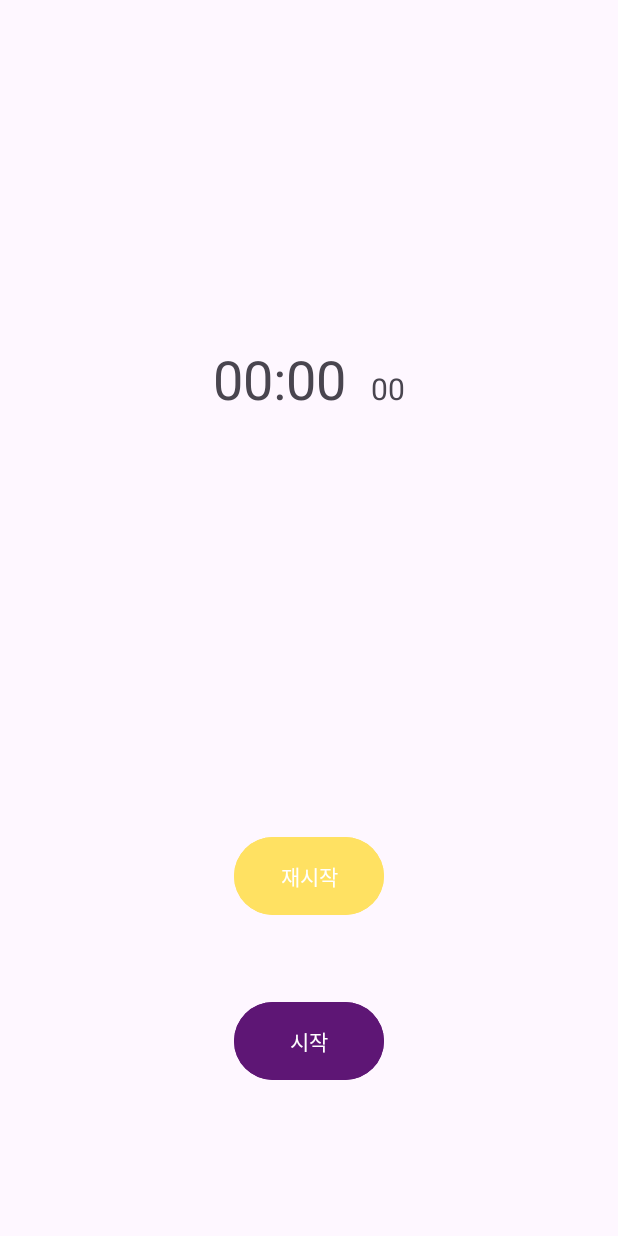
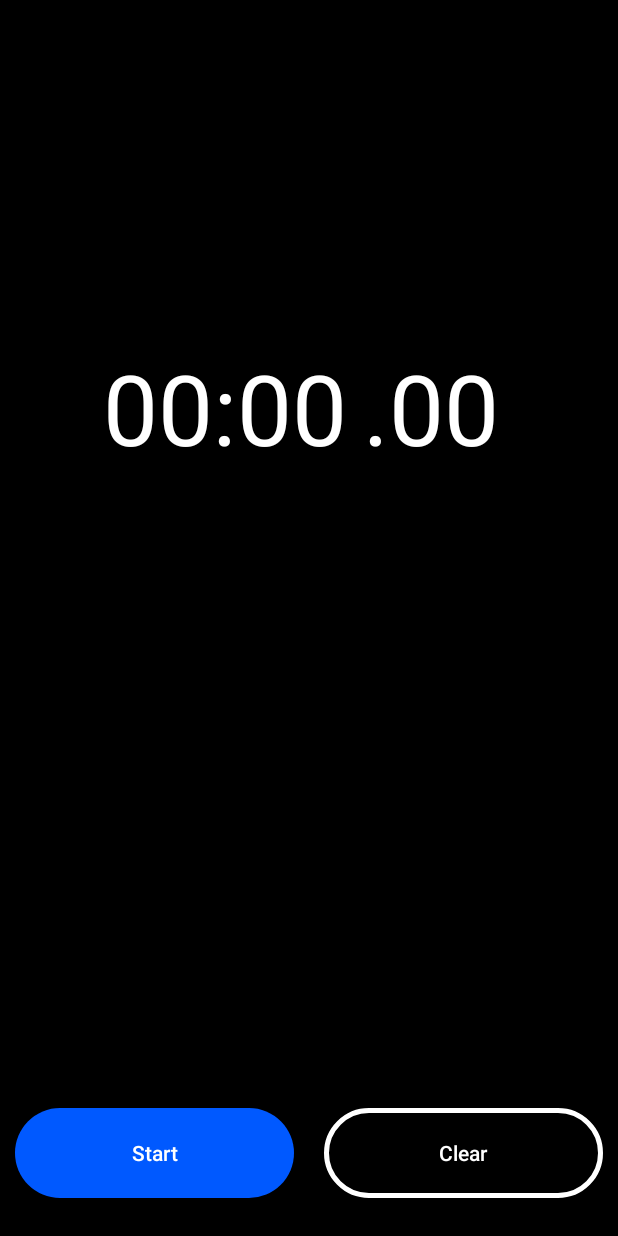
Before and after one commit to Taewoo-HN/MyStopWatch, an Android app: the screen it shows after launch (MainActivity before the commit, UpdatedMainActivity after it), on a phone screen of 412 x 824 dp. Run offline under Robolectric (Android 15) with nearby library versions, the phone set to English and light mode, and no system bars.

Commit message:
design updated

```diff
--- a/app/src/main/AndroidManifest.xml
+++ b/app/src/main/AndroidManifest.xml
@@ -15,6 +15,10 @@
         <activity
             android:name=".MainActivity"
             android:exported="true">
+        </activity>
+        <activity
+            android:name=".UpdatedMainActivity"
+            android:exported="true">
             <intent-filter>
                 <action android:name="android.intent.action.MAIN" />
 
--- /dev/null
+++ b/app/src/main/java/com/example/mystopwatch/UpdatedMainActivity.kt
@@ -0,0 +1,89 @@
+package com.example.mystopwatch
+
+import android.os.Bundle
+import android.view.View
+import android.widget.Button
+import android.widget.TextView
+import androidx.appcompat.app.AppCompatActivity
+import java.util.Timer
+import kotlin.concurrent.timer
+
+class UpdatedMainActivity : AppCompatActivity(), View.OnClickListener {
+    private lateinit var btn_start: Button
+    private lateinit var btn_restart: Button
+    private lateinit var tv_min: TextView
+    private lateinit var tv_sec: TextView
+    private lateinit var tv_millisec: TextView
+
+    private var timer: Timer? = null;
+    private var isRunning = false
+    private var time = 0
+
+    override fun onCreate(savedInstanceState: Bundle?) {
+
+        super.onCreate(savedInstanceState)
+        setContentView(R.layout.activity_main_update)
+        btn_start = findViewById<Button>(R.id.btn_str)
+        btn_restart = findViewById<Button>(R.id.btn_restart)
+        tv_min = findViewById<TextView>(R.id.tv_minute)
+        tv_sec = findViewById<TextView>(R.id.tv_seconds)
+        tv_millisec = findViewById<TextView>(R.id.tv_millisec)
+
+        btn_start.setOnClickListener(this)
+        btn_restart.setOnClickListener(this)
+    }
+
+    override fun onClick(view: View?) {
+        when (view?.id) {
+            R.id.btn_str -> {
+                if (isRunning) {
+                    pause()
+                } else {
+                    start()
+                }
+            }
+
+            R.id.btn_restart -> {
+                refresh()
+            }
+        }
+    }
+
+    private fun start() {
+        btn_start.text = getString(R.string.btn_stop)
+        isRunning = true
+
+        timer = timer(period = 10) {
+            // 1000 ms = 1 s
+            time++
+            val miliSec = time % 100
+            val sec = (time % 6000) / 100
+            val min = time / 6000
+
+            runOnUiThread {
+                if (isRunning) {
+                    tv_millisec.text = if (miliSec < 10) ".0${miliSec}" else ".${miliSec}"
+                    tv_sec.text = if (sec < 10) ":0${sec}" else ":${sec}"
+                    tv_min.text = if (min<10)  "0${min}" else "${min}"
+                }
+            }
+        }
+    }
+
+    private fun pause() {
+        btn_start.text = getString(R.string.btn_start)
+        isRunning = false
+        timer?.cancel()
+    }
+
+    private fun refresh() {
+        timer?.cancel()
+        btn_start.text = getString(R.string.btn_start)
+        isRunning = false
+
+        time = 0
+        tv_min.text = "00"
+        tv_sec.text = ":00"
+        tv_millisec.text = ",00"
+    }
+}
--- /dev/null
+++ b/app/src/main/res/drawable/btn_black.xml
@@ -0,0 +1,9 @@
+<?xml version="1.0" encoding="utf-8"?>
+<shape xmlns:android="http://schemas.android.com/apk/res/android">
+    <solid android:color="@color/black" />
+    <corners android:radius="30dp"  />
+    <stroke
+        android:width="3dp"
+        android:color="@color/white"
+        />
+</shape>
--- /dev/null
+++ b/app/src/main/res/drawable/btn_blue.xml
@@ -0,0 +1,6 @@
+<?xml version="1.0" encoding="utf-8"?>
+<shape xmlns:android="http://schemas.android.com/apk/res/android">
+    <solid
+        android:color="@color/blue"        />
+    <corners android:radius="30dp" />
+</shape>
--- /dev/null
+++ b/app/src/main/res/layout/activity_main_update.xml
@@ -0,0 +1,82 @@
+<?xml version="1.0" encoding="utf-8"?>
+<androidx.constraintlayout.widget.ConstraintLayout xmlns:android="http://schemas.android.com/apk/res/android"
+    xmlns:app="http://schemas.android.com/apk/res-auto"
+    xmlns:tools="http://schemas.android.com/tools"
+    android:background="@color/black"
+    android:id="@+id/main"
+    android:layout_width="match_parent"
+    android:layout_height="match_parent"
+    tools:context=".MainActivity">
+
+
+    <TextView
+        android:id="@+id/tv_minute"
+        android:layout_width="wrap_content"
+        android:layout_height="wrap_content"
+        android:layout_marginEnd="270dp"
+        android:text="00"
+        android:textColor="@color/white"
+        android:textSize="65sp"
+        app:layout_constraintBaseline_toBaselineOf="@+id/tv_seconds"
+        app:layout_constraintEnd_toEndOf="parent"
+        app:layout_constraintHorizontal_bias="1.0"
+        app:layout_constraintStart_toEndOf="parent"
+        app:layout_constraintStart_toStartOf="parent" />
+
+    <TextView
+        android:id="@+id/tv_seconds"
+        android:layout_width="wrap_content"
+        android:layout_height="wrap_content"
+        android:layout_marginTop="228dp"
+        android:textColor="@color/white"
+        android:text=":00"
+        android:textSize="65sp"
+        app:layout_constraintStart_toEndOf="@id/tv_minute"
+        app:layout_constraintTop_toTopOf="parent" />
+
+    <TextView
+        android:id="@+id/tv_millisec"
+        android:layout_width="wrap_content"
+        android:layout_height="wrap_content"
+        android:text=".00"
+        android:textColor="@color/white"
+        android:textSize="65sp"
+        app:layout_constraintBaseline_toBaselineOf="@+id/tv_seconds"
+        app:layout_constraintEnd_toEndOf="parent"
+        app:layout_constraintHorizontal_bias="0.753"
+        app:layout_constraintStart_toStartOf="parent" />
+
+    <Button
+        android:id="@+id/btn_str"
+        android:layout_width="0dp"
+        android:layout_height="60dp"
+        android:background="@drawable/btn_blue"
+        android:text="@string/btn_start"
+        android:textAllCaps="false"
+        android:textColor="@color/white"
+        android:layout_marginBottom="25dp"
+        android:layout_marginHorizontal="10dp"
+        app:layout_constraintBottom_toBottomOf="parent"
+        app:layout_constraintHorizontal_bias="0.5"
+        app:layout_constraintStart_toStartOf="parent"
+        app:layout_constraintEnd_toStartOf="@+id/btn_restart"
+        />
+
+    <Button
+        android:id="@+id/btn_restart"
+        android:layout_width="0dp"
+        android:layout_height="60dp"
+        android:background="@drawable/btn_black"
+        android:textColor="@color/white"
+        android:layout_marginBottom="25dp"
+        android:text="@string/btn_restart"
+        android:textAllCaps="false"
+        android:layout_marginHorizontal="10dp"
+        app:layout_constraintHorizontal_bias="0.5"
+        app:layout_constraintBottom_toBottomOf="parent"
+        app:layout_constraintEnd_toEndOf="parent"
+        app:layout_constraintStart_toEndOf="@+id/btn_str"
+        />
+
+
+</androidx.constraintlayout.widget.ConstraintLayout>
--- a/app/src/main/res/values-night/themes.xml
+++ b/app/src/main/res/values-night/themes.xml
@@ -1,6 +1,6 @@
 <resources xmlns:tools="http://schemas.android.com/tools">
     <!-- Base application theme. -->
-    <style name="Base.Theme.MyStopWatch" parent="Theme.Material3.DayNight.NoActionBar">
+    <style name="Base.Theme.MyStopWatch" parent="Theme.AppCompat.DayNight.NoActionBar">
         <!-- Customize your dark theme here. -->
         <!-- <item name="colorPrimary">@color/my_dark_primary</item> -->
     </style>
--- a/app/src/main/res/values/colors.xml
+++ b/app/src/main/res/values/colors.xml
@@ -2,10 +2,12 @@
 <resources>
     <color name="black">#FF000000</color>
     <color name="white">#FFFFFFFF</color>
-    <color name="blue">#133E87</color>
     <color name="red">#C62E2E</color>
     <color name="green">#399918</color>
     <color name="button_start">#5E1675</color>
     <color name="button_stop">#DF2E38</color>
     <color name="button_restart">#FFE162</color>
+    <!--update용 색상 추가-->
+    <color name="blue">#0059FF</color>
+
 </resources>
--- a/app/src/main/res/values/strings.xml
+++ b/app/src/main/res/values/strings.xml
@@ -4,4 +4,7 @@
     <string name="button_restart">재시작</string>
     <string name="button_stop">정지</string>
 
+    <string name="btn_start">Start</string>
+    <string name="btn_restart">Clear</string>
+    <string name="btn_stop">Stop</string>
 </resources>
--- a/app/src/main/res/values/themes.xml
+++ b/app/src/main/res/values/themes.xml
@@ -1,6 +1,6 @@
 <resources xmlns:tools="http://schemas.android.com/tools">
     <!-- Base application theme. -->
-    <style name="Base.Theme.MyStopWatch" parent="Theme.Material3.DayNight.NoActionBar">
+    <style name="Base.Theme.MyStopWatch" parent="Theme.AppCompat.DayNight.NoActionBar">
         <!-- Customize your light theme here. -->
         <!-- <item name="colorPrimary">@color/my_light_primary</item> -->
     </style>
```
